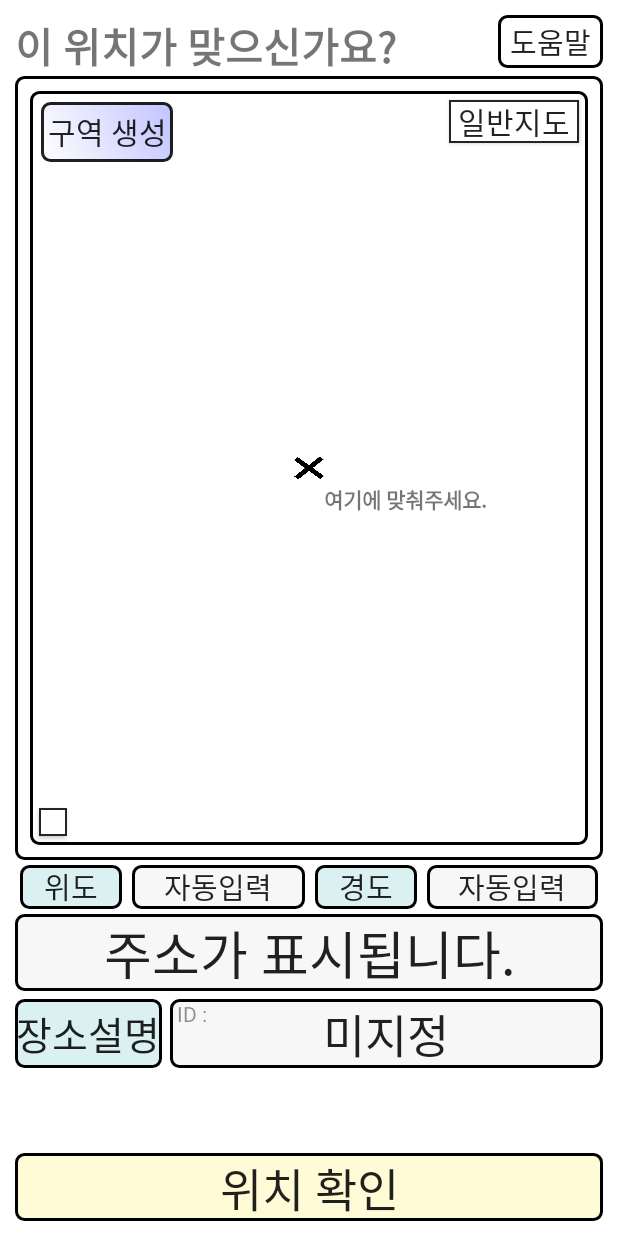
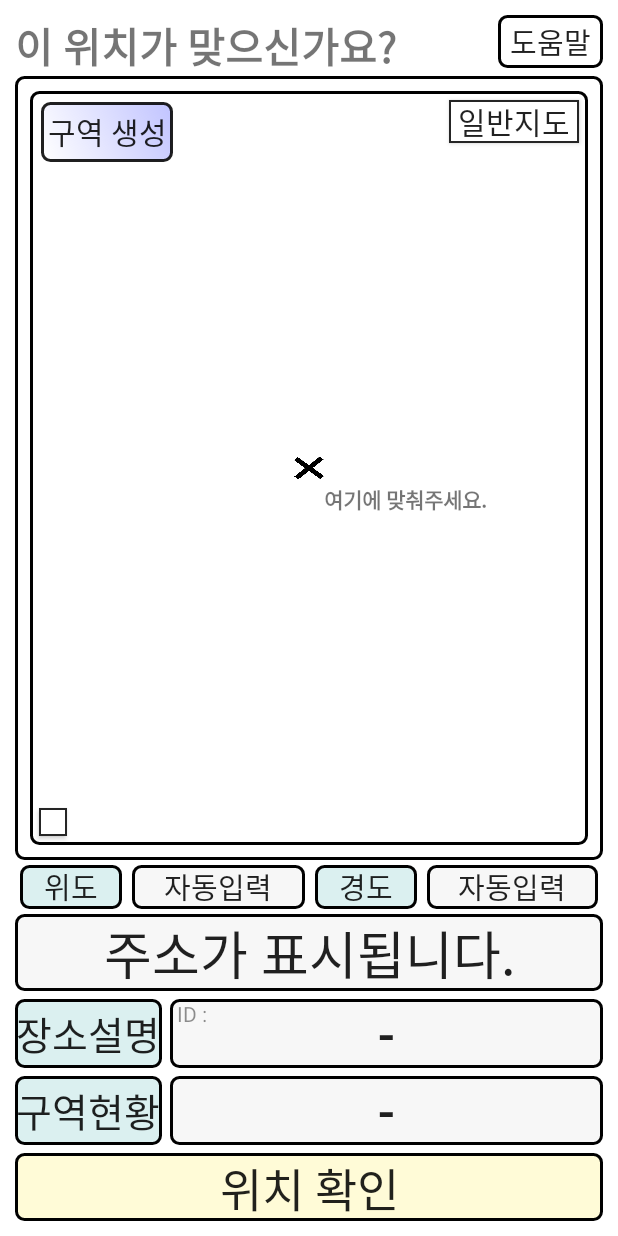
Before and after one commit to tmdduq/publicDB, an Android app: the KakaomapActivity screen opened directly, with no data from a screen before it, on a phone screen of 412 x 824 dp. Run offline under Robolectric (Android 15) with nearby library versions, the phone set to English and light mode, and no system bars; libraries missing offline, so code that uses them is left out: io.akndmr.ugly_tooltip, net.daum.mf; 44 statements that could not run were skipped.

```diff
--- a/app/src/main/java/osy/kcg/mykotlin/HTTP.java
+++ b/app/src/main/java/osy/kcg/mykotlin/HTTP.java
@@ -1,7 +1,7 @@
 package osy.kcg.mykotlin;
 
 import android.util.Log;
-import com.kcg.facillitykotlin.RV;
+
 import org.json.JSONArray;
 import org.json.JSONObject;
 import java.io.BufferedReader;
@@ -144,6 +144,7 @@ public class HTTP {
         try {
             URL connectUrl = new URL(serverUrl + versionUrl);
             URLConnection urlConnection = connectUrl.openConnection();
+            urlConnection.setConnectTimeout(3000);
             InputStreamReader ir = new InputStreamReader(urlConnection.getInputStream());
             BufferedReader br = new BufferedReader(ir);
             return br.readLine();
--- a/app/src/main/java/osy/kcg/mykotlin/KakaomapActivity.kt
+++ b/app/src/main/java/osy/kcg/mykotlin/KakaomapActivity.kt
@@ -1,6 +1,5 @@
 package osy.kcg.mykotlin
 
-import android.annotation.SuppressLint
 import android.app.Activity
 import android.app.Dialog
 import android.app.ProgressDialog
@@ -23,7 +22,6 @@ import android.widget.ProgressBar
 import android.widget.TextView
 import androidx.appcompat.app.AppCompatActivity
 import com.google.android.material.snackbar.Snackbar
-import com.kcg.facillitykotlin.RV
 import io.akndmr.ugly_tooltip.TooltipBuilder
 import io.akndmr.ugly_tooltip.TooltipContentPosition
 import io.akndmr.ugly_tooltip.TooltipDialog
@@ -405,6 +403,7 @@ open class KakaomapActivity : AppCompatActivity(), MapView.CurrentLocationEventL
                     isTransfer = true
                     handler.sendEmptyMessage(1)
                     var result = HTTP(param).DoValuesUpload("point")
+                    log(TAG, "try upload Rndur -> $result")
                     isTransfer = false
                 }.start()
 
@@ -457,7 +456,7 @@ open class KakaomapActivity : AppCompatActivity(), MapView.CurrentLocationEventL
                 0 -> {
                     if(!isTransfer){
                         dialog!!.dismiss()
-                        Snackbar.make(binding.kakaomapView, "구역등록 성공", Snackbar.LENGTH_SHORT).show()
+                        Snackbar.make(binding.kakaomapView, "구역등록", Snackbar.LENGTH_SHORT).show()
                         onClick(binding.kakaoMakeRndurButton)
                         return
                     }
@@ -480,6 +479,7 @@ open class KakaomapActivity : AppCompatActivity(), MapView.CurrentLocationEventL
             }
             override fun afterTextChanged(p0: Editable?) {
                 editText.textSize = textView.textSize / (resources.displayMetrics.density /*+ 0.2f*/)
+                log(TAG, "autoTextSize -> ok")
             }
         })
     }
@@ -591,7 +591,7 @@ open class KakaomapActivity : AppCompatActivity(), MapView.CurrentLocationEventL
             log(TAG, "getMatchPolygon exp: $e")
         }
         log(TAG, "getMatchPolygon -> uncharted")
-        return arrayOf("미지정", "일반", "")
+        return arrayOf("-", "일반", "")
     }
 
     private fun drawRndur(NO_INDEX: Int, NAME_INDEX : Int,TYPE_INDEX : Int, LAT_INDEX : Int, LON_INDEX :Int, color : Int){
@@ -667,6 +667,7 @@ open class KakaomapActivity : AppCompatActivity(), MapView.CurrentLocationEventL
         mapView!!.removePOIItem(marker)
         marker!!.mapPoint = mapPoint
         binding.kakaoAddress2Value.text = name[0]
+        binding.kakaoAddress3Value.text = name[1]
         marker!!.itemName = name[1]
         val text = "ID : ${name[2]}"
         binding.kakaoNameId.text = text
@@ -677,7 +678,7 @@ open class KakaomapActivity : AppCompatActivity(), MapView.CurrentLocationEventL
 
     override fun onMapViewMoveFinished(mapView: MapView?, mapPoint: MapPoint?) {
         if(drawMode) return
-        log(TAG, "★MapView onMapViewMoveFinished")
+        log(TAG, "->MapView onMapViewMoveFinished")
 
         val mapPointGeo = mapPoint!!.mapPointGeoCoord
         latitude = mapPointGeo.latitude
@@ -736,31 +737,31 @@ open class KakaomapActivity : AppCompatActivity(), MapView.CurrentLocationEventL
         val mapPointGeo = p1!!.mapPointGeoCoord
         val lat = mapPointGeo.latitude
         val lon = mapPointGeo.longitude
-//        log(TAG, "★MapView " + "onCurrentLocationUpdate ($lat,$lon), accuracy($p2), zoomLevel (${p0!!.zoomLevel}")
+//        log(TAG, "->MapView " + "onCurrentLocationUpdate ($lat,$lon), accuracy($p2), zoomLevel (${p0!!.zoomLevel}")
     }
 
     override fun onCurrentLocationDeviceHeadingUpdate(p0: MapView?, p1: Float) {
-        log(TAG, "★MapView onCurrentLocationDeviceHeadingupdate")
+        log(TAG, "->MapView onCurrentLocationDeviceHeadingupdate")
     }
 
     override fun onCurrentLocationUpdateFailed(p0: MapView?) {
-        log(TAG, "★MapView onCurrentLocationUpdateFailed")
+        log(TAG, "->MapView onCurrentLocationUpdateFailed")
     }
 
     override fun onCurrentLocationUpdateCancelled(p0: MapView?) {
-        log(TAG, "★MapView onCurrentLocationUpdateCancelled")
+        log(TAG, "->MapView onCurrentLocationUpdateCancelled")
     }
 
     override fun onMapViewInitialized(p0: MapView?) {
-        log(TAG, "★MapView onMapViewInitialized")
+        log(TAG, "->MapView onMapViewInitialized")
     }
 
     override fun onMapViewCenterPointMoved(p0: MapView?, p1: MapPoint?) {
-//        log(TAG, "★MapView onMapViewCenterPointMoved")
+//        log(TAG, "->MapView onMapViewCenterPointMoved")
     }
 
     override fun onMapViewZoomLevelChanged(p0: MapView?, p1: Int) {
-//        log(TAG, "★MapView onMapViewZoomLevelChanged")
+//        log(TAG, "->MapView onMapViewZoomLevelChanged")
     }
 
 
@@ -865,7 +866,7 @@ open class KakaomapActivity : AppCompatActivity(), MapView.CurrentLocationEventL
     }
 
     override fun onMapViewSingleTapped(mapView : MapView?, mapPoint: MapPoint?) {
-        log(TAG, "★MapView onMapViewSingleTapped")
+        log(TAG, "MapView onMapViewSingleTapped")
         if(drawMode){
             try {
                 drawModePoints.add(mapPoint!!)
@@ -878,19 +879,19 @@ open class KakaomapActivity : AppCompatActivity(), MapView.CurrentLocationEventL
     }
 
     override fun onMapViewDoubleTapped(p0: MapView?, p1: MapPoint?) {
-//        log(TAG, "★MapView onMapViewDoubleTapped")
+//        log(TAG, "->MapView onMapViewDoubleTapped")
     }
 
     override fun onMapViewLongPressed(p0: MapView?, p1: MapPoint?) {
-//        log(TAG, "★MapView onMapViewLongPressed")
+//        log(TAG, "->MapView onMapViewLongPressed")
     }
 
     override fun onMapViewDragStarted(p0: MapView?, p1: MapPoint?) {
-//        log(TAG, "★MapView onMapViewDragStarted")
+//        log(TAG, "->MapView onMapViewDragStarted")
     }
 
     override fun onMapViewDragEnded(p0: MapView?, p1: MapPoint?) {
-//        log(TAG, "★MapView onMapViewDragEnded")
+//        log(TAG, "->MapView onMapViewDragEnded")
     }
 
 }
--- a/app/src/main/java/osy/kcg/mykotlin/MainActivity.kt
+++ b/app/src/main/java/osy/kcg/mykotlin/MainActivity.kt
@@ -26,7 +26,6 @@ import androidx.core.app.ActivityCompat
 import androidx.core.content.FileProvider
 import androidx.core.content.res.ResourcesCompat
 import com.google.android.material.snackbar.Snackbar
-import com.kcg.facillitykotlin.RV
 import io.akndmr.ugly_tooltip.TooltipBuilder
 import io.akndmr.ugly_tooltip.TooltipContentPosition
 import io.akndmr.ugly_tooltip.TooltipDialog
--- a/app/src/main/java/osy/kcg/mykotlin/RV.kt
+++ b/app/src/main/java/osy/kcg/mykotlin/RV.kt
@@ -1,4 +1,4 @@
-package com.kcg.facillitykotlin
+package osy.kcg.mykotlin
 
 open class RV {
     var serverUrl= ""
@@ -27,7 +27,7 @@ open class RV {
     var ka_upTime = ""
     var ka_point = ""
 
-    private val AllpName = arrayOf("감천", "감포", "강구", "강동", "강릉", "강화", "거문", "거제남부", "거진", "고성", "고창", "고현", "광안리", "광양", "구룡포", "기장", "김포", "나로도", "낙산", "남항", "남해", "노량", "노화", "녹동", "다대", "당진", "대부", "대산", "대천", "대청", "대포", "돌산", "땅끝", "마량", "마산", "명지", "모항", "묵호", "방어진", "백령", "변산", "봉산", "북항", "비응", "사천", "삼척", "새만금", "서귀포", "서산", "성산", "속초", "송정", "신진", "신항광역", "신항만", "안면", "안산", "연평", "영광", "영도", "영일만", "영흥", "오천", "온산", "완도", "울릉", "울산항", "위도", "인항", "임원", "장승포", "장항", "정서진", "제주", "주문진", "죽변", "지도", "진도", "진하", "진해", "추자", "축산", "통영", "평택", "포항", "하늘바다", "학암포", "한강", "한림", "해망", "호미곶", "홍성", "홍원", "화순", "회진", "후포", "흑산")
+    private val AllpName = arrayOf("본청", "감천", "감포", "강구", "강동", "강릉", "강화", "거문", "거제남부", "거진", "고성", "고창", "고현", "광안리", "광양", "구룡포", "기장", "나로도", "낙산", "남항", "남해", "노량", "노화", "녹동", "다대", "당진", "대명", "대부", "대산", "대천", "대청", "돌산", "땅끝", "마검포", "마량", "마산", "명지", "모항", "묵호", "방어진", "백령", "변산", "봉산", "북항", "비응", "사천", "삼척", "새만금", "서귀포", "서산", "성산", "속초", "송정", "신안", "신진", "신항만", "신항", "안산", "연평", "영광", "영도", "영일만", "영흥", "오천", "완도", "울릉", "울산항", "위도", "인항", "임원", "장승포", "장항", "제주", "주문진", "죽변", "지도", "진도", "진하", "진해", "추자", "축산", "통영", "평택", "포항", "하늘바다", "학암포", "한림", "해망", "호미곶", "홍성", "홍원", "화순", "회진", "후포", "흑산")
     //private val AllpName = arrayOf("감천파출소", "감포파출소", "강구파출소", "강동파출소", "강릉파출소", "강화파출소", "거문파출소", "거제남부파출소", "거진파출소", "고성파출소", "고창파출소", "고현파출소", "광안리파출소", "광양파출소", "구룡포파출소", "기장파출소", "김포파출소", "나로도파출소", "낙산파출소", "남항파출소", "남해파출소", "노량파출소", "노화파출소", "녹동파출소", "다대파출소", "당진파출소", "대부파출소", "대산파출소", "대천파출소", "대청파출소", "대포파출소", "돌산파출소", "땅끝파출소", "마량파출소", "마산파출소", "명지파출소", "모항파출소", "묵호파출소", "방어진파출소", "백령파출소", "변산파출소", "봉산파출소", "북항파출소", "비응파출소", "사천파출소", "삼척파출소", "새만금파출소", "서귀포파출소", "서산파출소", "성산파출소", "속초파출소", "송정파출소", "신진파출소", "신항광역파출소", "신항만파출소", "안면파출소", "안산파출소", "연평파출소", "영광파출소", "영도파출소", "영일만파출소", "영흥파출소", "오천파출소", "온산파출소", "완도파출소", "울릉파출소", "울산항파출소", "위도파출소", "인항파출소", "임원파출소", "장승포파출소", "장항파출소", "정서진파출소", "제주파출소", "주문진파출소", "죽변파출소", "지도파출소", "진도파출소", "진하파출소", "진해파출소", "추자파출소", "축산파출소", "통영파출소", "평택파출소", "포항파출소", "하늘바다파출소", "학암포파출소", "한강파출소", "한림파출소", "해망파출소", "호미곶파출소", "홍성파출소", "홍원파출소", "화순파출소", "회진파출소", "후포파출소", "흑산파출소")
     fun getAllpName() = AllpName
 
--- a/app/src/main/res/layout/activity_kakaomap.xml
+++ b/app/src/main/res/layout/activity_kakaomap.xml
@@ -242,7 +242,7 @@
                         android:lines="1"
                         android:background="@drawable/layout_border_gray"
                         android:autoSizeTextType="uniform"
-                        android:text="-미지정-"/>
+                        android:text="-"/>
 
                     <TextView
                         android:id="@+id/kakao_name_id"
@@ -261,6 +261,24 @@
                 android:orientation="horizontal"
                 android:layout_weight="1.2">
 
+                <Button
+                    android:id="@+id/kakao_address3_label"
+                    android:layout_width="match_parent"
+                    android:layout_height="match_parent"
+                    android:background="@drawable/layout_border_label"
+                    android:layout_weight="3"
+                    android:autoSizeTextType="uniform"
+                    android:text="구역현황"/>
+                <Button
+                    android:id="@+id/kakao_address3_value"
+                    android:layout_width="match_parent"
+                    android:layout_height="match_parent"
+                    android:layout_marginLeft="5dp"
+                    android:layout_weight="1"
+                    android:lines="1"
+                    android:background="@drawable/layout_border_gray"
+                    android:autoSizeTextType="uniform"
+                    android:text="-"/>
             </LinearLayout>
 
             <LinearLayout
```
Also changed, not shown: app/src/main/java/osy/kcg/mykotlin/LogoActivity.kt (+17 -2 lines), app/src/main/res/values/array.xml (+8 -12 lines).
